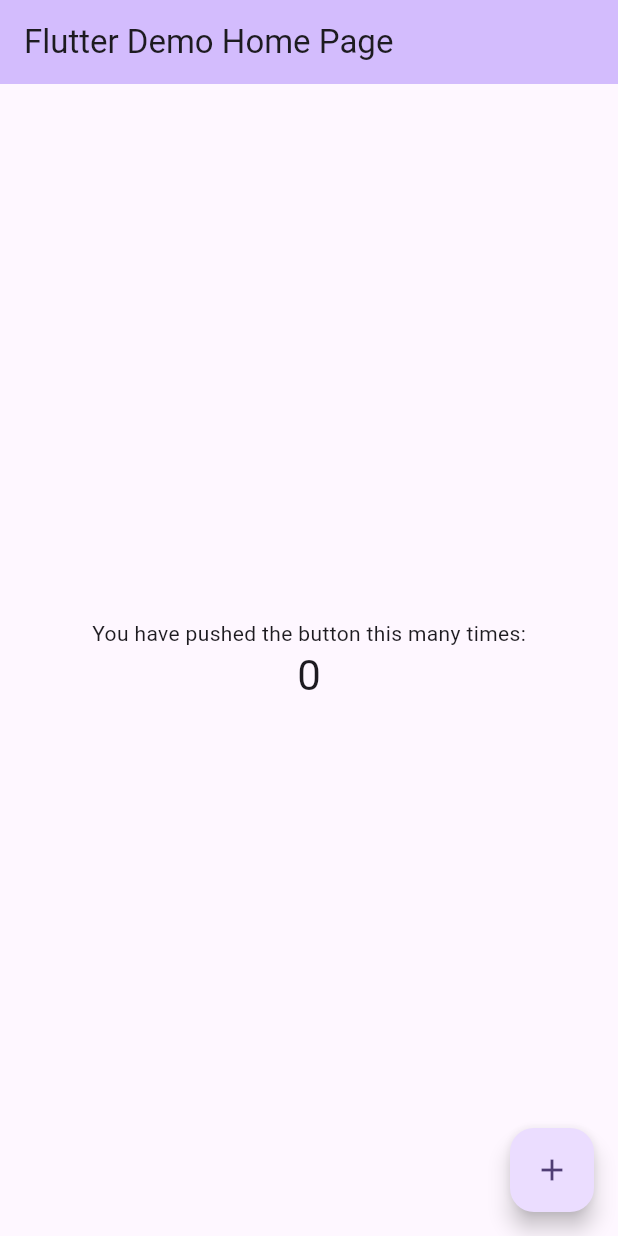
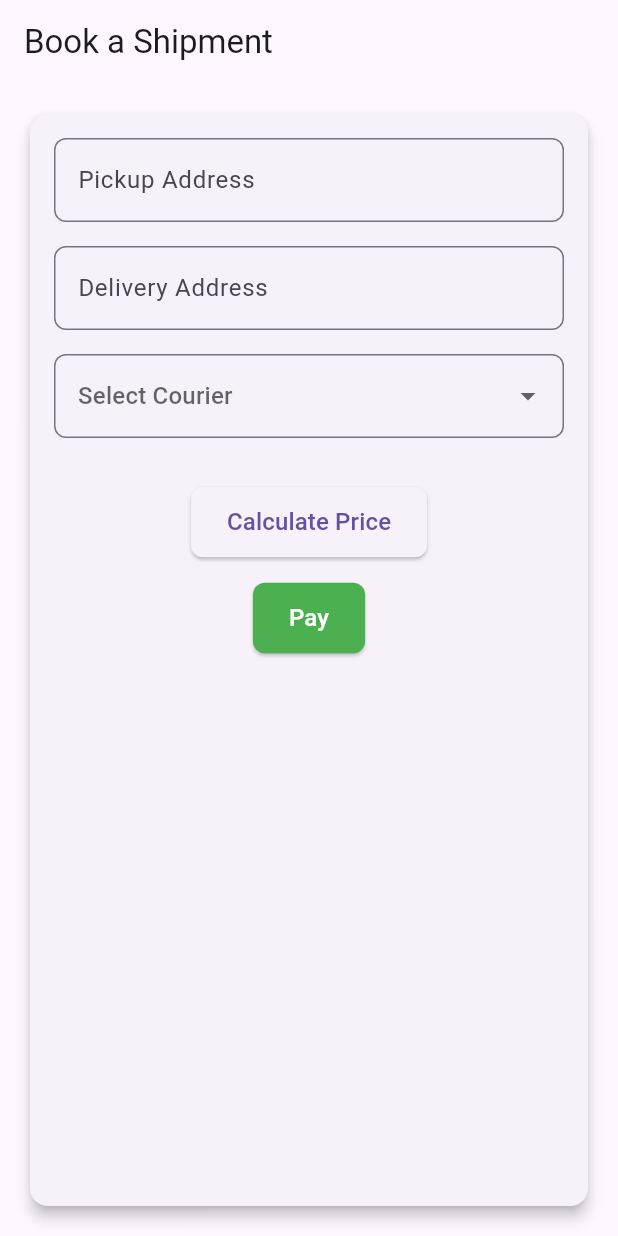
Before and after one commit to AmeyPacharkar1896/shipment_app, a Flutter app: the screen it shows after launch, on a phone screen of 412 x 824 dp. Run offline on Flutter 3.47's test engine with Material 3 defaults, Android fonts, the phone set to English and light mode, and no system bars; our stand-ins replace equatable, flutter_bloc, flutter_dotenv.

Commit message:
done with ui part- api integratoin pending

```diff
--- /dev/null
+++ b/devtools_options.yaml
@@ -0,0 +1,3 @@
+description: This file stores settings for Dart & Flutter DevTools.
+documentation: https://docs.flutter.dev/tools/devtools/extensions#configure-extension-enablement-states
+extensions:
--- /dev/null
+++ b/lib/application.dart
@@ -0,0 +1,17 @@
+import 'package:flutter/material.dart';
+import 'package:shipment_app/screens/book_shipment_page.dart';
+
+class Application extends StatelessWidget {
+  const Application({super.key});
+
+  @override
+  Widget build(BuildContext context) {
+    return MaterialApp(
+      title: 'Shipment App',
+      theme: ThemeData(
+        primarySwatch: Colors.blue,
+      ),
+      home: const BookShipmentPage(),
+    );
+  }
+}
--- /dev/null
+++ b/lib/bloc/shipment_bloc.dart
@@ -0,0 +1,31 @@
+import 'package:equatable/equatable.dart';
+import 'package:flutter_bloc/flutter_bloc.dart';
+import 'package:shipment_app/services/shipping_service.dart';
+
+part "shipment_event.dart";
+part "shipment_state.dart";
+
+class ShipmentBloc extends Bloc<ShipmentEvent, ShipmentState> {
+  final ShippingService shippingService;
+
+  ShipmentBloc({ShippingService? shippingService})
+      : shippingService = shippingService ?? ShippingService(),
+        super(ShipmentInitial()) {
+    on<ShippingRateRequested>(_onShippingRateRequested);
+  }
+
+  Future<void> _onShippingRateRequested(
+      ShippingRateRequested event, Emitter<ShipmentState> emit) async {
+    emit(ShipmentLoading());
+    try {
+      final rate = await shippingService.fetchShippingRate(
+        pickupAddress: event.pickupAddress,
+        deliveryAddress: event.deliveryAddress,
+        courier: event.courier,
+      );
+      emit(ShipmentLoaded(rate: rate));
+    } catch (e) {
+      emit(ShipmentError(message: e.toString()));
+    }
+  }
+}
--- /dev/null
+++ b/lib/bloc/shipment_event.dart
@@ -0,0 +1,23 @@
+part of "shipment_bloc.dart";
+
+abstract class ShipmentEvent extends Equatable {
+  const ShipmentEvent();
+
+  @override
+  List<Object> get props => [];
+}
+
+class ShippingRateRequested extends ShipmentEvent {
+  final String pickupAddress;
+  final String deliveryAddress;
+  final String courier;
+
+  const ShippingRateRequested({
+    required this.pickupAddress,
+    required this.deliveryAddress,
+    required this.courier,
+  });
+
+  @override
+  List<Object> get props => [pickupAddress, deliveryAddress, courier];
+}
--- /dev/null
+++ b/lib/bloc/shipment_state.dart
@@ -0,0 +1,30 @@
+part of "shipment_bloc.dart";
+
+abstract class ShipmentState extends Equatable {
+  const ShipmentState();
+
+  @override
+  List<Object> get props => [];
+}
+
+class ShipmentInitial extends ShipmentState {}
+
+class ShipmentLoading extends ShipmentState {}
+
+class ShipmentLoaded extends ShipmentState {
+  final double rate;
+
+  const ShipmentLoaded({required this.rate});
+
+  @override
+  List<Object> get props => [rate];
+}
+
+class ShipmentError extends ShipmentState {
+  final String message;
+
+  const ShipmentError({required this.message});
+
+  @override
+  List<Object> get props => [message];
+}
--- /dev/null
+++ b/lib/core/utils/validations.dart
@@ -0,0 +1,6 @@
+String? validateAddress(String? value) {
+  if (value == null || value.isEmpty) {
+    return 'Please enter an address';
+  }
+  return null;
+}
--- a/lib/main.dart
+++ b/lib/main.dart
@@ -1,125 +1,8 @@
 import 'package:flutter/material.dart';
+import 'package:shipment_app/application.dart';
+import 'package:shipment_app/core/env_service.dart';
 
-void main() {
-  runApp(const MyApp());
+Future<void> main() async {
+  await EnvService.init();
+  runApp(const Application());
 }
-
-class MyApp extends StatelessWidget {
-  const MyApp({super.key});
-
-  // This widget is the root of your application.
-  @override
-  Widget build(BuildContext context) {
-    return MaterialApp(
-      title: 'Flutter Demo',
-      theme: ThemeData(
-        // This is the theme of your application.
-        //
-        // TRY THIS: Try running your application with "flutter run". You'll see
-        // the application has a purple toolbar. Then, without quitting the app,
-        // try changing the seedColor in the colorScheme below to Colors.green
-        // and then invoke "hot reload" (save your changes or press the "hot
-        // reload" button in a Flutter-supported IDE, or press "r" if you used
-        // the command line to start the app).
-        //
-        // Notice that the counter didn't reset back to zero; the application
-        // state is not lost during the reload. To reset the state, use hot
-        // restart instead.
-        //
-        // This works for code too, not just values: Most code changes can be
-        // tested with just a hot reload.
-        colorScheme: ColorScheme.fromSeed(seedColor: Colors.deepPurple),
-        useMaterial3: true,
-      ),
-      home: const MyHomePage(title: 'Flutter Demo Home Page'),
-    );
-  }
-}
-
-class MyHomePage extends StatefulWidget {
-  const MyHomePage({super.key, required this.title});
-
-  // This widget is the home page of your application. It is stateful, meaning
-  // that it has a State object (defined below) that contains fields that affect
-  // how it looks.
-
-  // This class is the configuration for the state. It holds the values (in this
-  // case the title) provided by the parent (in this case the App widget) and
-  // used by the build method of the State. Fields in a Widget subclass are
-  // always marked "final".
-
-  final String title;
-
-  @override
-  State<MyHomePage> createState() => _MyHomePageState();
-}
-
-class _MyHomePageState extends State<MyHomePage> {
-  int _counter = 0;
-
-  void _incrementCounter() {
-    setState(() {
-      // This call to setState tells the Flutter framework that something has
-      // changed in this State, which causes it to rerun the build method below
-      // so that the display can reflect the updated values. If we changed
-      // _counter without calling setState(), then the build method would not be
-      // called again, and so nothing would appear to happen.
-      _counter++;
-    });
-  }
-
-  @override
-  Widget build(BuildContext context) {
-    // This method is rerun every time setState is called, for instance as done
-    // by the _incrementCounter method above.
-    //
-    // The Flutter framework has been optimized to make rerunning build methods
-    // fast, so that you can just rebuild anything that needs updating rather
-    // than having to individually change instances of widgets.
-    return Scaffold(
-      appBar: AppBar(
-        // TRY THIS: Try changing the color here to a specific color (to
-        // Colors.amber, perhaps?) and trigger a hot reload to see the AppBar
-        // change color while the other colors stay the same.
-        backgroundColor: Theme.of(context).colorScheme.inversePrimary,
-        // Here we take the value from the MyHomePage object that was created by
-        // the App.build method, and use it to set our appbar title.
-        title: Text(widget.title),
-      ),
-      body: Center(
-        // Center is a layout widget. It takes a single child and positions it
-        // in the middle of the parent.
-        child: Column(
-          // Column is also a layout widget. It takes a list of children and
-          // arranges them vertically. By default, it sizes itself to fit its
-          // children horizontally, and tries to be as tall as its parent.
-          //
-          // Column has various properties to control how it sizes itself and
-          // how it positions its children. Here we use mainAxisAlignment to
-          // center the children vertically; the main axis here is the vertical
-          // axis because Columns are vertical (the cross axis would be
-          // horizontal).
-          //
-          // TRY THIS: Invoke "debug painting" (choose the "Toggle Debug Paint"
-          // action in the IDE, or press "p" in the console), to see the
-          // wireframe for each widget.
-          mainAxisAlignment: MainAxisAlignment.center,
-          children: <Widget>[
-            const Text(
-              'You have pushed the button this many times:',
-            ),
-            Text(
-              '$_counter',
-              style: Theme.of(context).textTheme.headlineMedium,
-            ),
-          ],
-        ),
-      ),
-      floatingActionButton: FloatingActionButton(
-        onPressed: _incrementCounter,
-        tooltip: 'Increment',
-        child: const Icon(Icons.add),
-      ), // This trailing comma makes auto-formatting nicer for build methods.
-    );
-  }
-}
--- /dev/null
+++ b/lib/screens/book_shipment_page.dart
@@ -0,0 +1,16 @@
+import 'package:flutter/cupertino.dart';
+import 'package:flutter_bloc/flutter_bloc.dart';
+import 'package:shipment_app/bloc/shipment_bloc.dart';
+import 'package:shipment_app/screens/book_shipment_screen.dart';
+
+class BookShipmentPage extends StatelessWidget {
+  const BookShipmentPage({super.key});
+
+  @override
+  Widget build(BuildContext context) {
+    return BlocProvider(
+        create: (_) => ShipmentBloc(),
+        child: BookShipmentScreen(),
+      );
+  }
+}
--- /dev/null
+++ b/lib/screens/book_shipment_screen.dart
@@ -0,0 +1,28 @@
+import 'package:flutter/material.dart';
+import 'package:shipment_app/widget/shipment_form.dart';
+
+class BookShipmentScreen extends StatelessWidget {
+  const BookShipmentScreen({super.key});
+
+  @override
+  Widget build(BuildContext context) {
+    return Scaffold(
+      appBar: AppBar(
+        title: const Text('Book a Shipment'),
+      ),
+      body: Padding(
+        padding: const EdgeInsets.all(16.0),
+        child: Card(
+          elevation: 4,
+          shape: RoundedRectangleBorder(
+            borderRadius: BorderRadius.circular(12),
+          ),
+          child: const Padding(
+            padding: EdgeInsets.all(16.0),
+            child: ShipmentForm(),
+          ),
+        ),
+      ),
+    );
+  }
+}
--- /dev/null
+++ b/lib/widget/address_input_field.dart
@@ -0,0 +1,28 @@
+import 'package:flutter/material.dart';
+
+class AddressInputField extends StatelessWidget {
+  final TextEditingController controller;
+  final String label;
+  final String? Function(String?)? validator;
+
+  const AddressInputField({
+    super.key,
+    required this.controller,
+    required this.label,
+    this.validator,
+  });
+
+  @override
+  Widget build(BuildContext context) {
+    return TextFormField(
+      controller: controller,
+      decoration: InputDecoration(
+        labelText: label,
+        border: OutlineInputBorder(
+          borderRadius: BorderRadius.circular(8),
+        ),
+      ),
+      validator: validator,
+    );
+  }
+}
--- /dev/null
+++ b/lib/widget/courier_dropdown.dart
@@ -0,0 +1,33 @@
+import 'package:flutter/material.dart';
+
+class CourierDropdown extends StatelessWidget {
+  final String? selectedCourier;
+  final Function(String?) onChanged;
+
+  const CourierDropdown({
+    super.key,
+    required this.selectedCourier,
+    required this.onChanged,
+  });
+
+  @override
+  Widget build(BuildContext context) {
+    return DropdownButtonFormField<String>(
+      value: selectedCourier,
+      hint: const Text('Select Courier'),
+      items: ['Delhivery', 'DTDC', 'Bluedart']
+          .map((courier) => DropdownMenuItem(
+                value: courier,
+                child: Text(courier),
+              ))
+          .toList(),
+      onChanged: onChanged,
+      validator: (value) => value == null ? 'Please select a courier' : null,
+      decoration: InputDecoration(
+        border: OutlineInputBorder(
+          borderRadius: BorderRadius.circular(8),
+        ),
+      ),
+    );
+  }
+}
--- /dev/null
+++ b/lib/widget/shipment_form.dart
@@ -0,0 +1,158 @@
+import 'package:flutter/material.dart';
+import 'package:flutter_bloc/flutter_bloc.dart';
+import '../bloc/shipment_bloc.dart';
+import 'address_input_field.dart';
+import 'courier_dropdown.dart';
+import 'animated_price_display.dart';
+import '../core/utils/validations.dart';
+
+class ShipmentForm extends StatefulWidget {
+  const ShipmentForm({Key? key}) : super(key: key);
+
+  @override
+  _ShipmentFormState createState() => _ShipmentFormState();
+}
+
+class _ShipmentFormState extends State<ShipmentForm>
+    with SingleTickerProviderStateMixin {
+  final _formKey = GlobalKey<FormState>();
+  final TextEditingController _pickupController = TextEditingController();
+  final TextEditingController _deliveryController = TextEditingController();
+  String? _selectedCourier;
+
+  late AnimationController _animationController;
+  late Animation<double> _fadeAnimation;
+
+  @override
+  void initState() {
+    super.initState();
+    // Initialize fade-in animation for the entire form.
+    _animationController = AnimationController(
+        vsync: this, duration: const Duration(milliseconds: 800));
+    _fadeAnimation = Tween<double>(begin: 0, end: 1).animate(
+      CurvedAnimation(parent: _animationController, curve: Curves.easeIn),
+    );
+    _animationController.forward();
+  }
+
+  @override
+  void dispose() {
+    _animationController.dispose();
+    _pickupController.dispose();
+    _deliveryController.dispose();
+    super.dispose();
+  }
+
+  @override
+  Widget build(BuildContext context) {
+    return FadeTransition(
+      opacity: _fadeAnimation,
+      child: Form(
+        key: _formKey,
+        child: Column(
+          children: [
+            AddressInputField(
+              controller: _pickupController,
+              label: 'Pickup Address',
+              validator: validateAddress,
+            ),
+            const SizedBox(height: 16),
+            AddressInputField(
+              controller: _deliveryController,
+              label: 'Delivery Address',
+              validator: validateAddress,
+            ),
+            const SizedBox(height: 16),
+            CourierDropdown(
+              selectedCourier: _selectedCourier,
+              onChanged: (value) {
+                setState(() {
+                  _selectedCourier = value;
+                });
+              },
+            ),
+            const SizedBox(height: 16),
+            BlocConsumer<ShipmentBloc, ShipmentState>(
+              listener: (context, state) {
+                if (state is ShipmentError) {
+                  ScaffoldMessenger.of(context).showSnackBar(
+                    SnackBar(content: Text(state.message)),
+                  );
+                }
+              },
+              builder: (context, state) {
+                return Column(
+                  children: [
+                    AnimatedSwitcher(
+                      duration: const Duration(milliseconds: 500),
+                      child: state is ShipmentLoaded
+                          ? AnimatedPriceDisplay(
+                              key: ValueKey<double>(state.rate),
+                              rate: state.rate,
+                            )
+                          : const SizedBox(key: ValueKey('empty')),
+                    ),
+                    const SizedBox(height: 16),
+                    ElevatedButton(
+                      style: ElevatedButton.styleFrom(
+                        padding: const EdgeInsets.symmetric(
+                            horizontal: 24, vertical: 12),
+                        shape: RoundedRectangleBorder(
+                          borderRadius: BorderRadius.circular(8),
+                        ),
+                      ),
+                      onPressed: () {
+                        if (_formKey.currentState!.validate() &&
+                            _selectedCourier != null) {
+                          BlocProvider.of<ShipmentBloc>(context).add(
+                            ShippingRateRequested(
+                              pickupAddress: _pickupController.text,
+                              deliveryAddress: _deliveryController.text,
+                              courier: _selectedCourier!,
+                            ),
+                          );
+                        } else {
+                          ScaffoldMessenger.of(context).showSnackBar(
+                            const SnackBar(
+                                content: Text('Please fill all fields.')),
+                          );
+                        }
+                      },
+                      child: const Text(
+                        'Calculate Price',
+                        style: TextStyle(fontSize: 16),
+                      ),
+                    ),
+                    const SizedBox(height: 16),
+                    ElevatedButton(
+                      style: ElevatedButton.styleFrom(
+                        backgroundColor: Colors.green,
+                        padding: const EdgeInsets.symmetric(
+                            horizontal: 24, vertical: 12),
+                        shape: RoundedRectangleBorder(
+                          borderRadius: BorderRadius.circular(8),
+                        ),
+                      ),
+                      onPressed: () {
+                        ScaffoldMessenger.of(context).showSnackBar(
+                          const SnackBar(content: Text('Payment Processed!')),
+                        );
+                      },
+                      child: const Text(
+                        'Pay',
+                        style: TextStyle(
+                          fontSize: 16,
+                          color: Colors.white,
+                        ),
+                      ),
+                    ),
+                  ],
+                );
+              },
+            ),
+          ],
+        ),
+      ),
+    );
+  }
+}
--- a/pubspec.yaml
+++ b/pubspec.yaml
@@ -37,6 +37,8 @@ dependencies:
   cupertino_icons: ^1.0.8
   http: ^1.3.0
   flutter_bloc: ^9.1.0
+  equatable: ^2.0.7
+  flutter_dotenv: ^5.2.1
 
 dev_dependencies:
   flutter_test:
@@ -61,7 +63,8 @@ flutter:
   uses-material-design: true
 
   # To add assets to your application, add an assets section, like this:
-  # assets:
+  assets:
+    - .env
   #   - images/a_dot_burr.jpeg
   #   - images/a_dot_ham.jpeg
 
```
Also changed, not shown: lib/core/env_service.dart (added, +9 -0 lines), lib/models/shipping_request.dart (added, +11 -0 lines), lib/services/shipping_service.dart (added, +73 -0 lines), lib/widget/animated_price_display.dart (added, +27 -0 lines), lib/widget/price_display.dart (added, +15 -0 lines), pubspec.lock, 2 other files.
